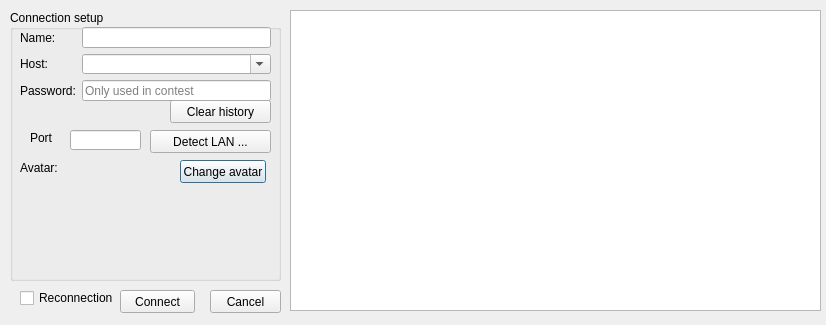
First picture: the form in src/dialog/connectiondialog.ui, repository ibicdlcod-Alternate/Something-Old, before the edit.
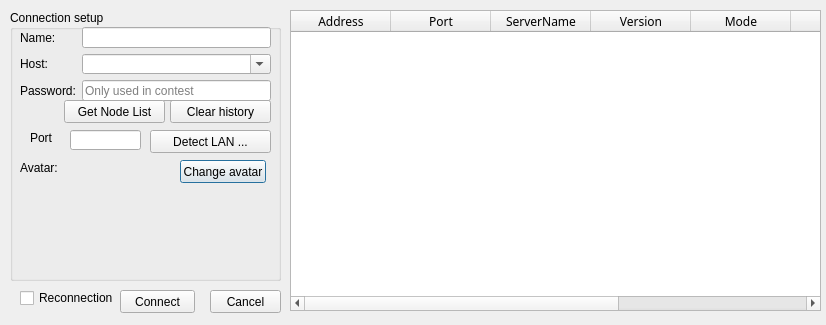
Second picture: the form after the edit.

What changed in the file:
```diff
--- a/src/dialog/connectiondialog.ui
+++ b/src/dialog/connectiondialog.ui
@@ -181,6 +181,19 @@
      </item>
     </layout>
    </widget>
+   <widget class="QPushButton" name="getNodeListButton">
+    <property name="geometry">
+     <rect>
+      <x>54</x>
+      <y>90</y>
+      <width>101</width>
+      <height>23</height>
+     </rect>
+    </property>
+    <property name="text">
+     <string>Get Node List</string>
+    </property>
+   </widget>
   </widget>
   <widget class="QListWidget" name="avatarList">
    <property name="geometry">
@@ -243,6 +256,61 @@
     <string>Reconnection</string>
    </property>
   </widget>
+  <widget class="QTableWidget" name="nodeListTable">
+   <property name="geometry">
+    <rect>
+     <x>290</x>
+     <y>10</y>
+     <width>531</width>
+     <height>301</height>
+    </rect>
+   </property>
+   <property name="font">
+    <font>
+     <family>宋体</family>
+    </font>
+   </property>
+   <column>
+    <property name="text">
+     <string>Address</string>
+    </property>
+   </column>
+   <column>
+    <property name="text">
+     <string>Port</string>
+    </property>
+   </column>
+   <column>
+    <property name="text">
+     <string>ServerName</string>
+    </property>
+   </column>
+   <column>
+    <property name="text">
+     <string>Version</string>
+    </property>
+   </column>
+   <column>
+    <property name="text">
+     <string>Mode</string>
+    </property>
+   </column>
+   <column>
+    <property name="text">
+     <string>Rooms</string>
+    </property>
+   </column>
+   <column>
+    <property name="text">
+     <string>PLayers</string>
+    </property>
+   </column>
+   <column>
+    <property name="text">
+     <string>Network</string>
+    </property>
+   </column>
+  </widget>
  </widget>
  <tabstops>
   <tabstop>avatarList</tabstop>
```
